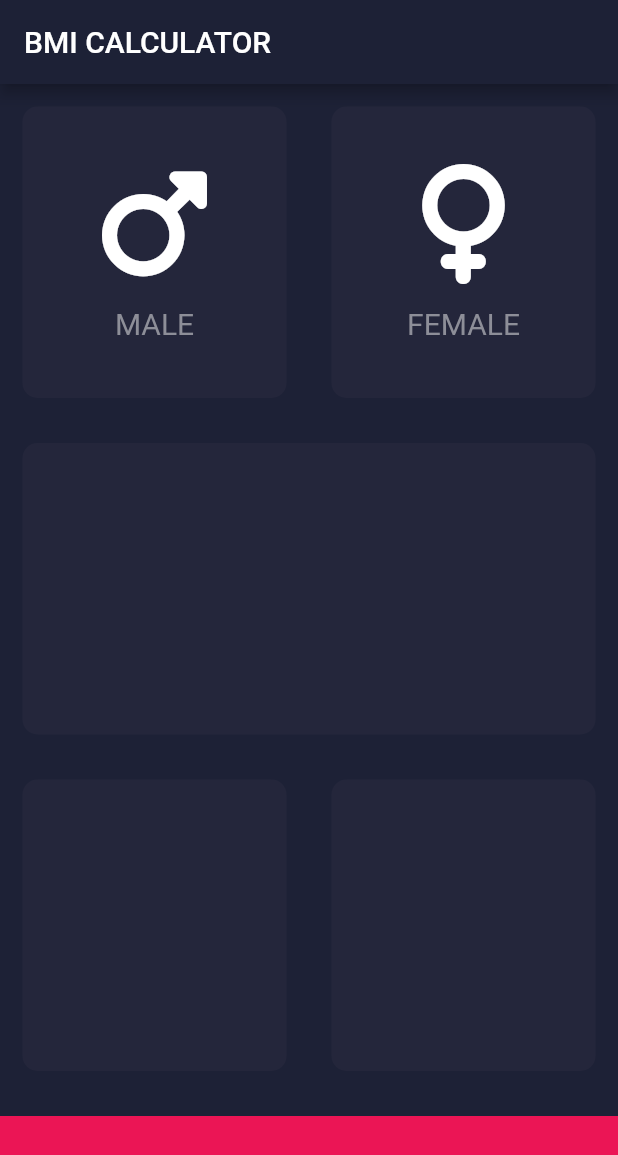
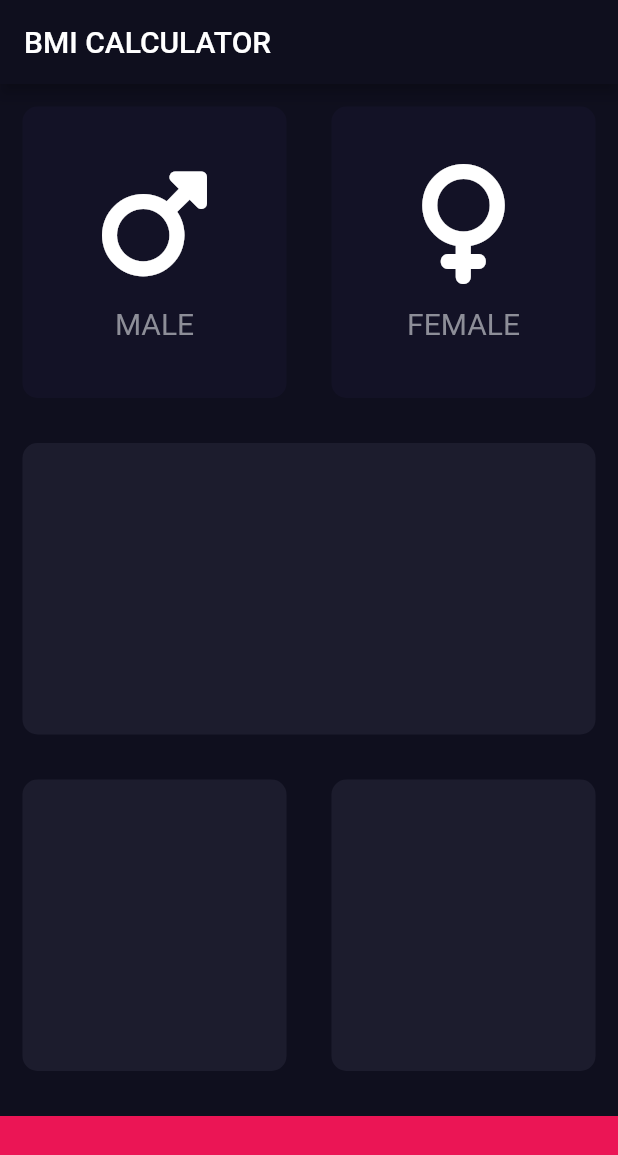
Before and after one commit to Florjadedan26/BMI_CALCULATOR, a Flutter app: the screen it shows after launch, on a phone screen of 412 x 824 dp. Shown: the top 1155 px of the screen. Run offline on Flutter 3.47's test engine with Material 2 defaults, Android fonts, the phone set to English and light mode, and no system bars; our stand-ins replace font_awesome_flutter.

Commit message:
done functions as first oder object

```diff
--- /dev/null
+++ b/lib/class.dart
@@ -0,0 +1,54 @@
+import 'package:flutter/material.dart';
+
+// icon content
+class ColumnCard extends StatelessWidget {
+   const ColumnCard({super.key, required this.cardIcon, required this.cardText});
+
+  final IconData cardIcon;
+  final String cardText;
+
+  @override
+  Widget build(BuildContext context) {
+    return Column (
+      mainAxisAlignment: MainAxisAlignment.center,
+      children: [
+        Icon(cardIcon,
+          size: 80.0,
+        ),
+        const SizedBox(
+          height: 15.0,
+        ),
+        Text(cardText,
+          style: const TextStyle(
+              fontSize: 20.0,
+              color: Color(0xFF8D8E98)
+          ),
+        ),
+      ],
+    );
+  }
+}
+
+//card content
+class ReusableCard extends StatelessWidget {
+  const ReusableCard({super.key, required this.customColors , this.carChild, this.onPress});
+
+  final Color? customColors;
+  final Widget? carChild;
+  final VoidCallback? onPress;
+
+  @override
+  Widget build(BuildContext context) {
+    return GestureDetector(
+      onTap: onPress,
+      child: Container(
+        margin: const EdgeInsets.all(15),
+        decoration: BoxDecoration(
+          borderRadius: BorderRadius.circular(10),
+          color: customColors,
+        ),
+        child: carChild,
+      ),
+    );
+  }
+}
--- /dev/null
+++ b/lib/const.dart
@@ -0,0 +1,12 @@
+import 'package:flutter/material.dart';
+import 'package:font_awesome_flutter/font_awesome_flutter.dart';
+
+
+const activeCustomColor = Color(0xFF1C1C2D);
+const inactiveCustomColor = Color (0xFF131226);
+
+const bottomContainerHeight = 80.0;
+const bottomCustomColor = Color(0xFFEB1555);
+
+const cardIconMale = FontAwesomeIcons.mars;
+const cardIconeFemale = FontAwesomeIcons.venus;
--- a/lib/input_page.dart
+++ b/lib/input_page.dart
@@ -1,11 +1,8 @@
 import 'package:flutter/material.dart';
-import 'package:font_awesome_flutter/font_awesome_flutter.dart';
+import 'class.dart';
+import 'const.dart';
 
-const bottomContainerHeight = 80.0;
-const newCustomColor = Color(0xFF24263B);
-const bottomCustomColor = Color(0xFFEB1555);
-const cardIconMale = FontAwesomeIcons.mars;
-const cardIconeFemale = FontAwesomeIcons.venus;
+enum EnumGender { male, female }
 
 class InputPage extends StatefulWidget {
   const InputPage({Key? key}) : super(key: key);
@@ -15,11 +12,13 @@ class InputPage extends StatefulWidget {
 }
 
 class _InputPageState extends State<InputPage> {
+  EnumGender? selectedGender;
+
   @override
   Widget build(BuildContext context) {
     return Scaffold(
         appBar: AppBar(
-          title: Text("BMI CALCULATOR"),
+          title: const Text("BMI CALCULATOR"),
         ),
         body: Column(
           children: [
@@ -27,12 +26,36 @@ class _InputPageState extends State<InputPage> {
               child: Row(
                 children: [
                   Expanded(
-                    child: ReusableCard(customColors: newCustomColor,
-                      carChild: ColumnCard( cardIcon: cardIconMale, cardText: 'MALE',),),
+                    child: ReusableCard(
+                      onPress: (){
+                        setState(() {
+                          selectedGender = EnumGender.male;
+                        });
+
+                      },
+                      customColors: selectedGender == EnumGender.male
+                          ? activeCustomColor
+                          : inactiveCustomColor,
+                      carChild: ColumnCard(
+                        cardIcon: cardIconMale,
+                        cardText: 'MALE',
+                      ),
+                    ),
                   ),
                   Expanded(
-                    child: ReusableCard(customColors: newCustomColor,
-                    carChild: ColumnCard( cardIcon: cardIconeFemale, cardText: "FEMALE",),
+                    child: ReusableCard(
+                      onPress: (){
+                        setState(() {
+                          selectedGender = EnumGender.female;
+                        });
+                      },
+                      customColors: selectedGender == EnumGender.female
+                          ? activeCustomColor
+                          : inactiveCustomColor,
+                      carChild: ColumnCard(
+                        cardIcon: cardIconeFemale,
+                        cardText: "FEMALE",
+                      ),
                     ),
                   ),
                 ],
@@ -40,19 +63,19 @@ class _InputPageState extends State<InputPage> {
             ),
 
             //the middle container
-            Expanded(
-              child: ReusableCard(customColors: newCustomColor),
+            const Expanded(
+              child: ReusableCard(customColors: activeCustomColor),
             ),
 
             //second row at the bottom
             Expanded(
               child: Row(
-                children: [
+                children: const [
                   Expanded(
-                    child: ReusableCard(customColors: newCustomColor),
+                    child: ReusableCard(customColors: activeCustomColor),
                   ),
                   Expanded(
-                    child: ReusableCard(customColors: newCustomColor),
+                    child: ReusableCard(customColors: activeCustomColor),
                   ),
                 ],
               ),
@@ -60,7 +83,7 @@ class _InputPageState extends State<InputPage> {
 
             Container(
               color: bottomCustomColor,
-              margin: EdgeInsets.only(top: 15),
+              margin: const EdgeInsets.only(top: 15),
               width: double.infinity,
               height: bottomContainerHeight,
             )
@@ -68,50 +91,3 @@ class _InputPageState extends State<InputPage> {
         ));
   }
 }
-
-class ColumnCard extends StatelessWidget {
-  ColumnCard({required this.cardIcon, required this.cardText});
-
-  final IconData cardIcon;
-  final String cardText;
-
-  @override
-  Widget build(BuildContext context) {
-    return Column (
-      mainAxisAlignment: MainAxisAlignment.center,
-      children: [
-        Icon(cardIcon,
-        size: 80.0,
-        ),
-        SizedBox(
-          height: 15.0,
-        ),
-        Text(cardText,
-        style: TextStyle(
-          fontSize: 20.0,
-          color: Color(0xFF8D8E98)
-        ),
-        ),
-      ],
-    );
-  }
-}
-
-class ReusableCard extends StatelessWidget {
-  ReusableCard({required this.customColors , this.carChild});
-
-  final Color customColors;
-  final Widget? carChild;
-
-  @override
-  Widget build(BuildContext context) {
-    return Container(
-      margin: EdgeInsets.all(15),
-      decoration: BoxDecoration(
-        borderRadius: BorderRadius.circular(10),
-        color: customColors,
-      ),
-      child: carChild,
-    );
-  }
-}
--- a/lib/main.dart
+++ b/lib/main.dart
@@ -13,9 +13,9 @@ class BMICALCULATOR extends StatelessWidget {
     return MaterialApp(
       theme: ThemeData.dark().copyWith(
         colorScheme: ColorScheme.fromSwatch().copyWith(
-          primary: Color(0xFF1D2136),
+          primary: Color(0xFF0F0F1E),
         ),
-        scaffoldBackgroundColor: Color(0xFF1D2136),
+        scaffoldBackgroundColor: Color(0xFF0F0F1E),
       ),
       home: InputPage(),
     );
```
Also changed, not shown: 1 other file.
